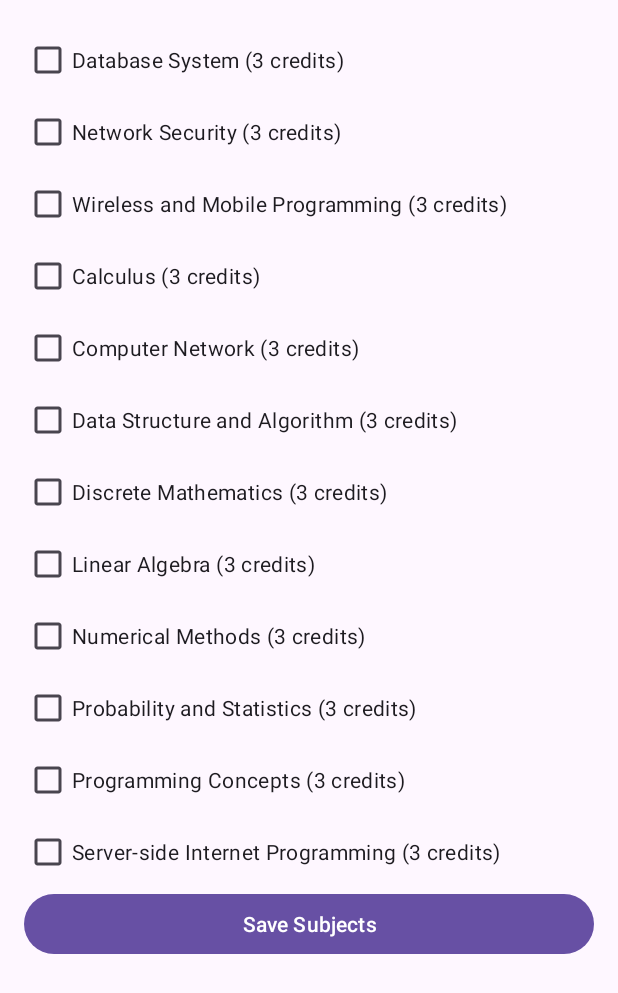
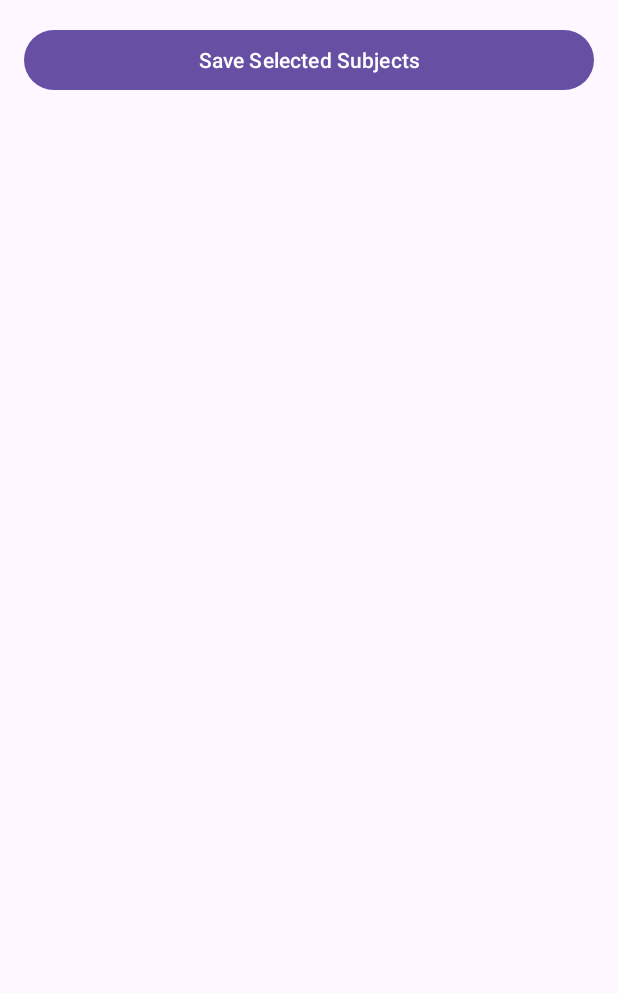
Before and after one commit to isaajaya/WMPFinalExamAlysa, an Android app: the layout activity_select_subject.xml on its own in the app's theme, with its tools: preview values and no code run, on a phone screen of 412 x 824 dp. Shown: the top 993 px of the screen. Run offline under Robolectric (Android 15) with nearby library versions, the phone set to English and light mode, and no system bars.

Commit message:
Subject and ReSubmit

```diff
--- a/app/src/main/res/layout/activity_select_subject.xml
+++ b/app/src/main/res/layout/activity_select_subject.xml
@@ -3,87 +3,16 @@
     android:layout_height="match_parent">
 
     <LinearLayout
+        android:id="@+id/subjectContainer"
         android:layout_width="match_parent"
         android:layout_height="wrap_content"
         android:orientation="vertical"
         android:padding="16dp">
 
-        <CheckBox
-            android:id="@+id/chkDatabaseSystem"
-            android:layout_width="wrap_content"
-            android:layout_height="wrap_content"
-            android:text="Database System (3 credits)" />
-
-        <CheckBox
-            android:id="@+id/chkNetworkSecurity"
-            android:layout_width="wrap_content"
-            android:layout_height="wrap_content"
-            android:text="Network Security (3 credits)" />
-
-        <CheckBox
-            android:id="@+id/chkWirelessMobileProgramming"
-            android:layout_width="wrap_content"
-            android:layout_height="wrap_content"
-            android:text="Wireless and Mobile Programming (3 credits)" />
-
-        <CheckBox
-            android:id="@+id/chkCalculus"
-            android:layout_width="wrap_content"
-            android:layout_height="wrap_content"
-            android:text="Calculus (3 credits)" />
-
-        <CheckBox
-            android:id="@+id/chkComputerNetwork"
-            android:layout_width="wrap_content"
-            android:layout_height="wrap_content"
-            android:text="Computer Network (3 credits)" />
-
-        <CheckBox
-            android:id="@+id/chkDataStructureAlgorithm"
-            android:layout_width="wrap_content"
-            android:layout_height="wrap_content"
-            android:text="Data Structure and Algorithm (3 credits)" />
-
-        <CheckBox
-            android:id="@+id/chkDiscreteMathematics"
-            android:layout_width="wrap_content"
-            android:layout_height="wrap_content"
-            android:text="Discrete Mathematics (3 credits)" />
-
-        <CheckBox
-            android:id="@+id/chkLinearAlgebra"
-            android:layout_width="wrap_content"
-            android:layout_height="wrap_content"
-            android:text="Linear Algebra (3 credits)" />
-
-        <CheckBox
-            android:id="@+id/chkNumericalMethods"
-            android:layout_width="wrap_content"
-            android:layout_height="wrap_content"
-            android:text="Numerical Methods (3 credits)" />
-
-        <CheckBox
-            android:id="@+id/chkProbabilityStatistics"
-            android:layout_width="wrap_content"
-            android:layout_height="wrap_content"
-            android:text="Probability and Statistics (3 credits)" />
-
-        <CheckBox
-            android:id="@+id/chkProgrammingConcepts"
-            android:layout_width="wrap_content"
-            android:layout_height="wrap_content"
-            android:text="Programming Concepts (3 credits)" />
-
-        <CheckBox
-            android:id="@+id/chkServerSideProgramming"
-            android:layout_width="wrap_content"
-            android:layout_height="wrap_content"
-            android:text="Server-side Internet Programming (3 credits)" />
-
         <Button
             android:id="@+id/btnSaveSubjects"
             android:layout_width="match_parent"
             android:layout_height="wrap_content"
-            android:text="Save Subjects" />
+            android:text="Save Selected Subjects" />
     </LinearLayout>
 </ScrollView>
```
Also changed, not shown: app/src/main/java/com/example/finalexamalysa/EnrollmentMenu.java (+10 -3 lines), app/src/main/java/com/example/finalexamalysa/EnrollmentSummary.java (+25 -11 lines), app/src/main/java/com/example/finalexamalysa/Login.java (+7 -9 lines), app/src/main/java/com/example/finalexamalysa/SelectSubject.java (+53 -114 lines), app/src/main/res/layout/activity_enrollment_summary.xml (+18 -6 lines).
